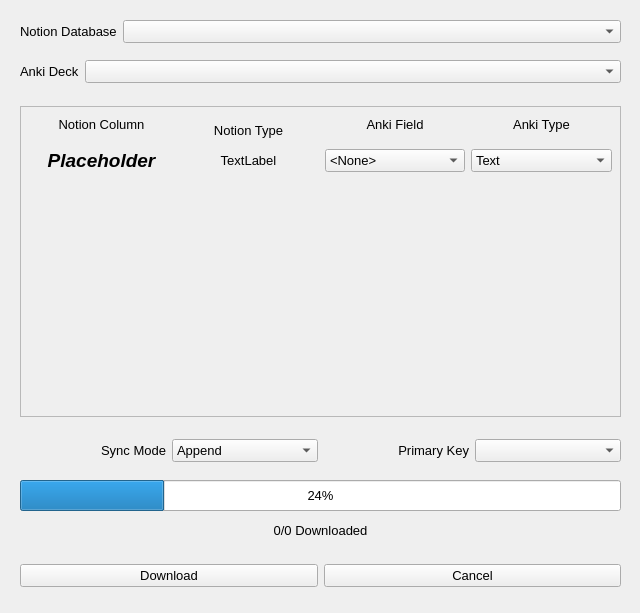
Above: qt_ui/download.ui from fdavies93/anki-anchor before the change. Below: the same form after it.
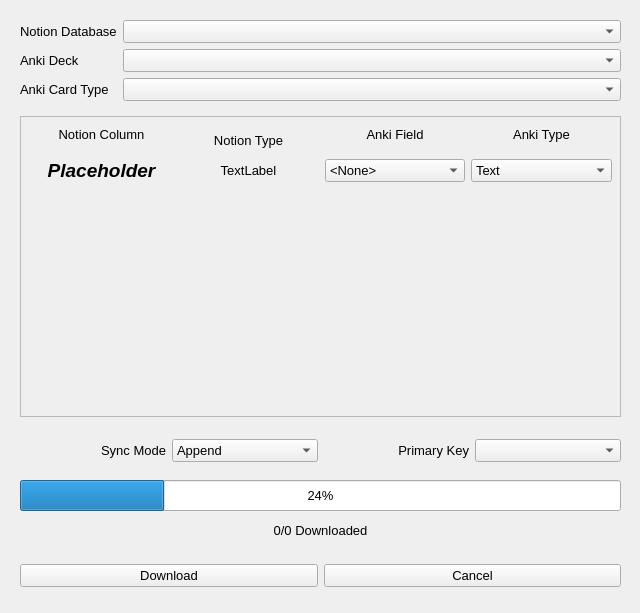
That is the form after the change.

Commit message: Began working on basic structure of sync with reader / writer interfaces for Notion & Anki. Wrote integration tests.

```diff
--- a/qt_ui/download.ui
+++ b/qt_ui/download.ui
@@ -23,9 +23,9 @@
    <property name="geometry">
     <rect>
      <x>20</x>
-     <y>106</y>
+     <y>116</y>
      <width>601</width>
-     <height>311</height>
+     <height>301</height>
     </rect>
    </property>
    <property name="widgetResizable">
@@ -37,7 +37,7 @@
       <x>0</x>
       <y>0</y>
       <width>599</width>
-      <height>309</height>
+      <height>299</height>
      </rect>
     </property>
     <widget class="QWidget" name="gridLayoutWidget">
@@ -201,28 +201,6 @@
     <set>Qt::AlignCenter</set>
    </property>
   </widget>
-  <widget class="QWidget" name="formLayoutWidget">
-   <property name="geometry">
-    <rect>
-     <x>20</x>
-     <y>20</y>
-     <width>601</width>
-     <height>31</height>
-    </rect>
-   </property>
-   <layout class="QFormLayout" name="formLayout">
-    <item row="0" column="0">
-     <widget class="QLabel" name="label_7">
-      <property name="text">
-       <string>Notion Database</string>
-      </property>
-     </widget>
-    </item>
-    <item row="0" column="1">
-     <widget class="QComboBox" name="notion_database_select"/>
-    </item>
-   </layout>
-  </widget>
   <widget class="QWidget" name="horizontalLayoutWidget_4">
    <property name="geometry">
     <rect>
@@ -284,22 +262,42 @@
    <property name="geometry">
     <rect>
      <x>20</x>
-     <y>60</y>
+     <y>20</y>
      <width>601</width>
-     <height>31</height>
+     <height>91</height>
     </rect>
    </property>
    <layout class="QFormLayout" name="formLayout_2">
-    <item row="0" column="0">
+    <item row="1" column="0">
      <widget class="QLabel" name="label_10">
       <property name="text">
        <string>Anki Deck</string>
       </property>
      </widget>
     </item>
-    <item row="0" column="1">
+    <item row="1" column="1">
      <widget class="QComboBox" name="anki_deck_select"/>
     </item>
+    <item row="0" column="0">
+     <widget class="QLabel" name="label_7">
+      <property name="text">
+       <string>Notion Database</string>
+      </property>
+     </widget>
+    </item>
+    <item row="0" column="1">
+     <widget class="QComboBox" name="notion_database_select"/>
+    </item>
+    <item row="2" column="0">
+     <widget class="QLabel" name="label_11">
+      <property name="text">
+       <string>Anki Card Type</string>
+      </property>
+     </widget>
+    </item>
+    <item row="2" column="1">
+     <widget class="QComboBox" name="anki_card_type_select"/>
+    </item>
    </layout>
   </widget>
  </widget>
```
The commit also changes 7 other files.
